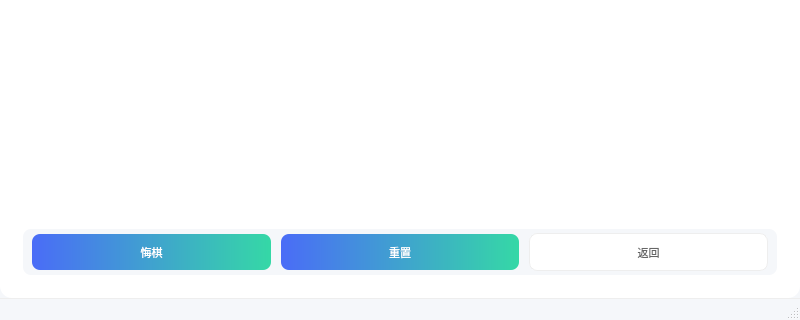
Old version of the form client/gomokuClient/mainwindow.ui in the repository ELUT1111/Gomoku; both pictures show x 0 to 800 and y 280 to 600 of the 800 by 600 pixel window.
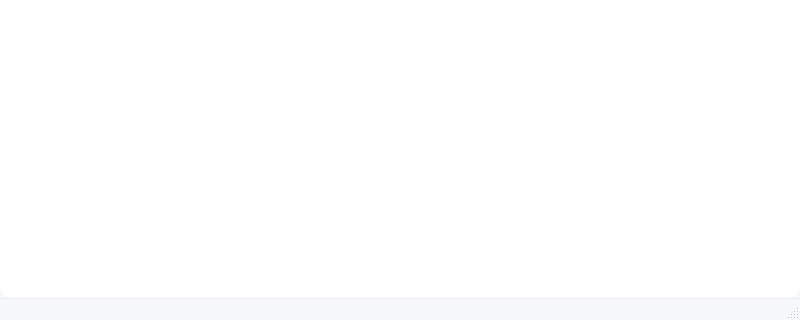
New version of the form. The open tabs and pages were chosen to show the change.

```diff
--- a/client/gomokuClient/mainwindow.ui
+++ b/client/gomokuClient/mainwindow.ui
@@ -120,6 +120,13 @@
         </item>
        </layout>
       </widget>
+      <widget class="QWidget" name="onlineRoomListPage">
+       <layout class="QVBoxLayout" name="verticalLayout_9">
+        <item>
+         <layout class="QVBoxLayout" name="onlineRoomListLayout"/>
+        </item>
+       </layout>
+      </widget>
       <widget class="QWidget" name="gamePage">
        <layout class="QVBoxLayout" name="verticalLayout_5">
         <item>
```
Left out of the diff: 2 changed lines with no effect on the pictures.
